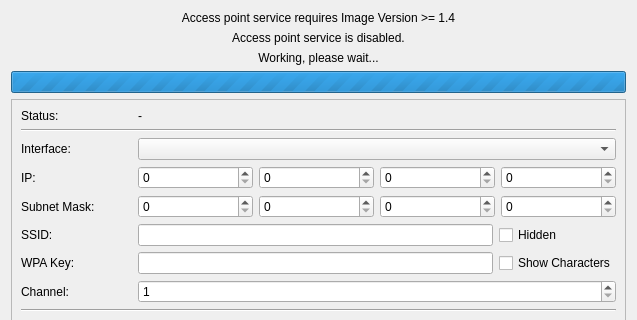
Qt form src/brickv/plugin_system/plugins/red/ui/red_tab_settings_ap.ui (Tinkerforge/brickv) before a commit; both pictures show x 0 to 637 and y 0 to 320 of the 637 by 675 pixel window.
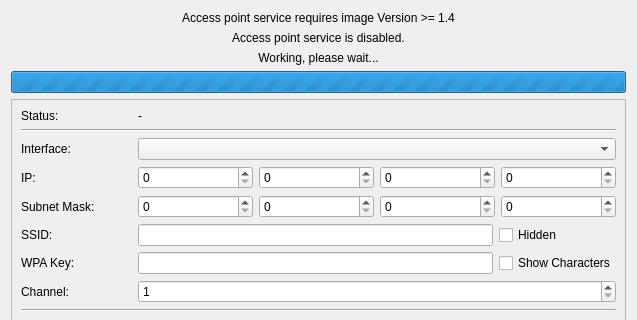
The same form after that commit.

Commit message: red-brick: Infrastructure for server monitoring service with basic GUI concept.

The edit to the form file:
```diff
--- a/src/brickv/plugin_system/plugins/red/ui/red_tab_settings_ap.ui
+++ b/src/brickv/plugin_system/plugins/red/ui/red_tab_settings_ap.ui
@@ -452,7 +452,7 @@
    <item row="0" column="0">
     <widget class="QLabel" name="label_ap_unsupported">
      <property name="text">
-      <string>Access point service requires Image Version &gt;= 1.4</string>
+      <string>Access point service requires image Version &gt;= 1.4</string>
      </property>
      <property name="alignment">
       <set>Qt::AlignCenter</set>
```
The commit also changes 10 other files.
